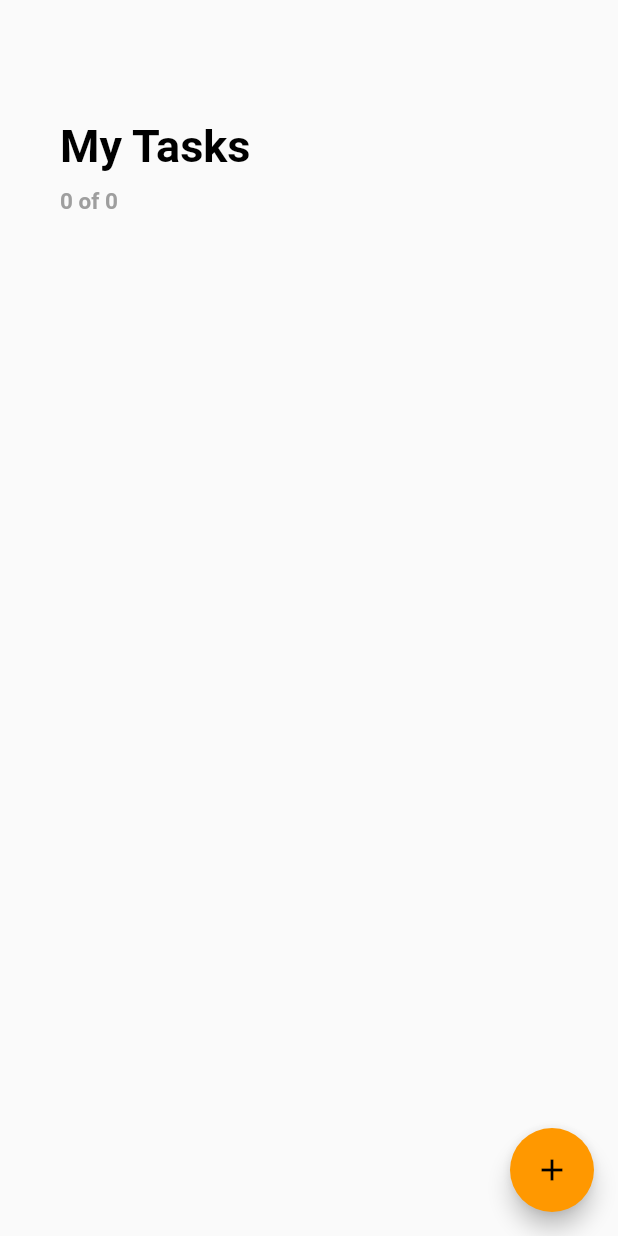
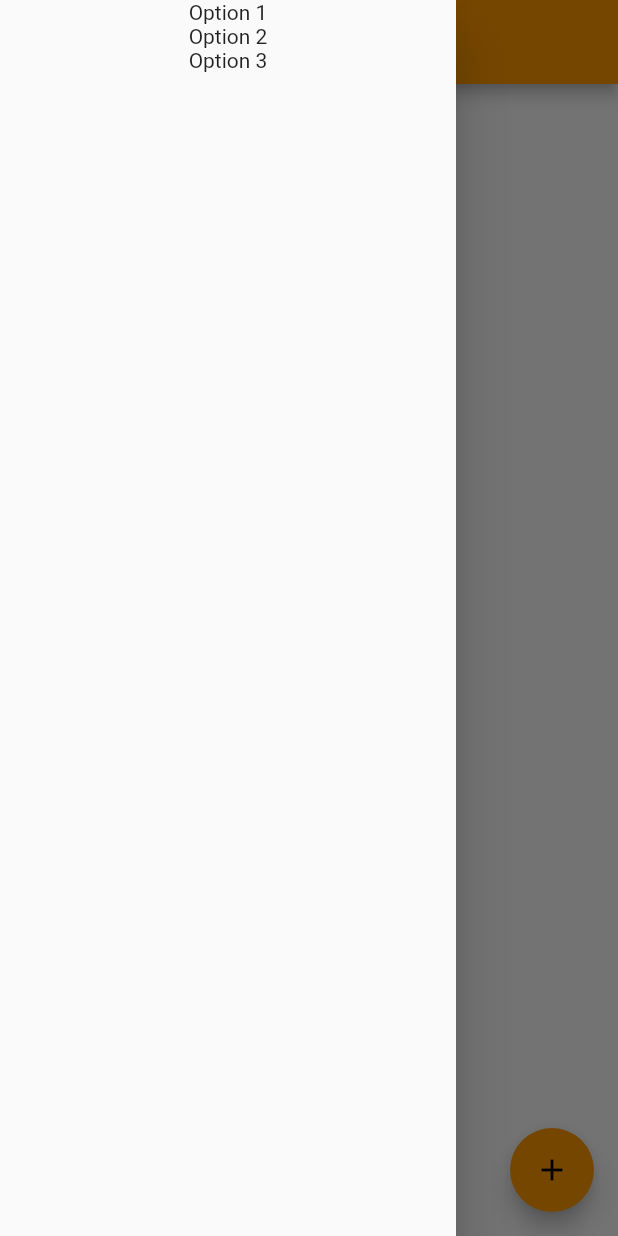
Before and after one commit to krishnaclouds/TaskIt, a Flutter app: the screen it shows after launch, with the side drawer open (before the commit the screen has no drawer), on a phone screen of 412 x 824 dp. Run offline on Flutter 3.47's test engine with Material 2 defaults, Android fonts, the light colour scheme and no system bars; our stand-ins replace sqflite; accounts and stored records are empty.

Commit message:
Added App Bar and App Drawer

```diff
--- a/lib/screens/todo_list_screen.dart
+++ b/lib/screens/todo_list_screen.dart
@@ -72,6 +72,18 @@ class _TodoListScreenState extends State<TodoListScreen> {
   @override
   Widget build(BuildContext context) {
     return Scaffold(
+      drawer: Drawer(
+        child: Column(
+          children: [
+            Text('Option 1'),
+            Text('Option 2'),
+            Text('Option 3')
+          ],
+        ),
+      ),
+      appBar: AppBar(
+        title: Text('TaskIt'),
+      ),
       floatingActionButton: FloatingActionButton(
         backgroundColor: Theme.of(context).primaryColor,
         onPressed: () => {
```
Also changed, not shown: 1 other file.
